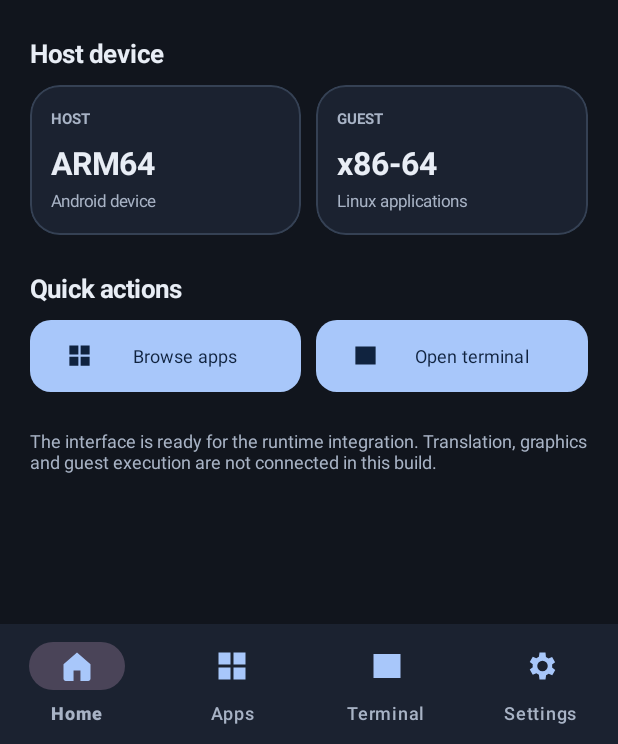
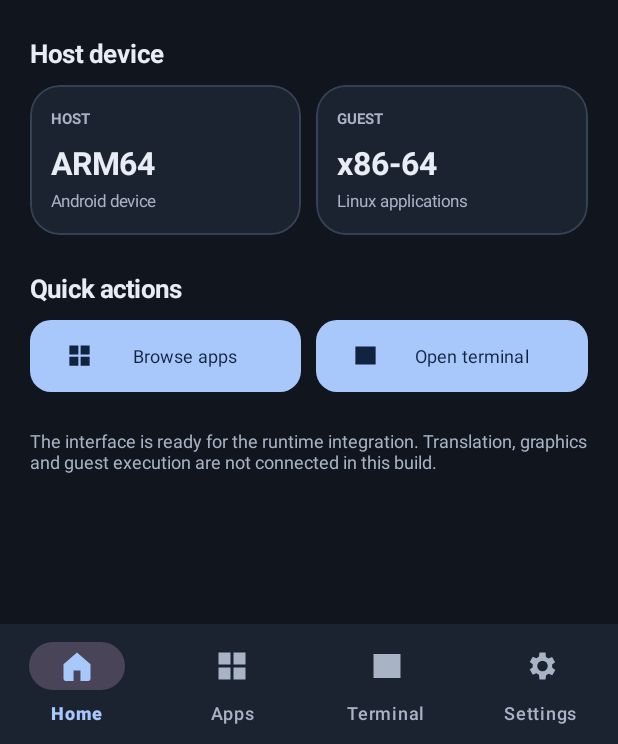
Before and after one commit to alamingamer15-ig/Neutron, an Android app: the screen it shows after launch (MainActivity), on a phone screen of 412 x 824 dp, the part 492-1236 px from its top. Run offline under Robolectric (Android 15) with nearby library versions, the phone set to English and light mode, and no system bars.

Commit message:
Polish selected bottom navigation state

```diff
--- a/app/src/main/res/layout/activity_main.xml
+++ b/app/src/main/res/layout/activity_main.xml
@@ -27,8 +27,8 @@
         android:layout_width="match_parent"
         android:layout_height="wrap_content"
         android:background="@color/neutron_surface"
-        app:itemIconTint="@color/neutron_primary"
-        app:itemTextColor="@color/neutron_muted"
+        app:itemIconTint="@color/nav_item_tint"
+        app:itemTextColor="@color/nav_text_tint"
         app:labelVisibilityMode="labeled"
         app:menu="@menu/bottom_navigation" />
 </LinearLayout>
```
